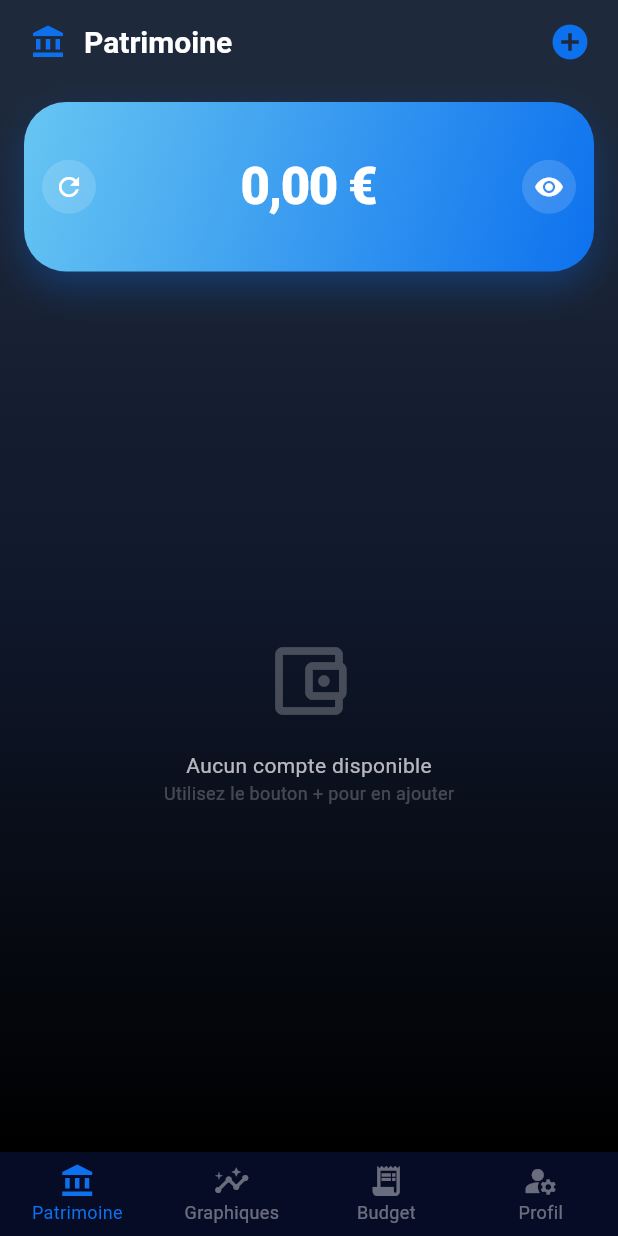
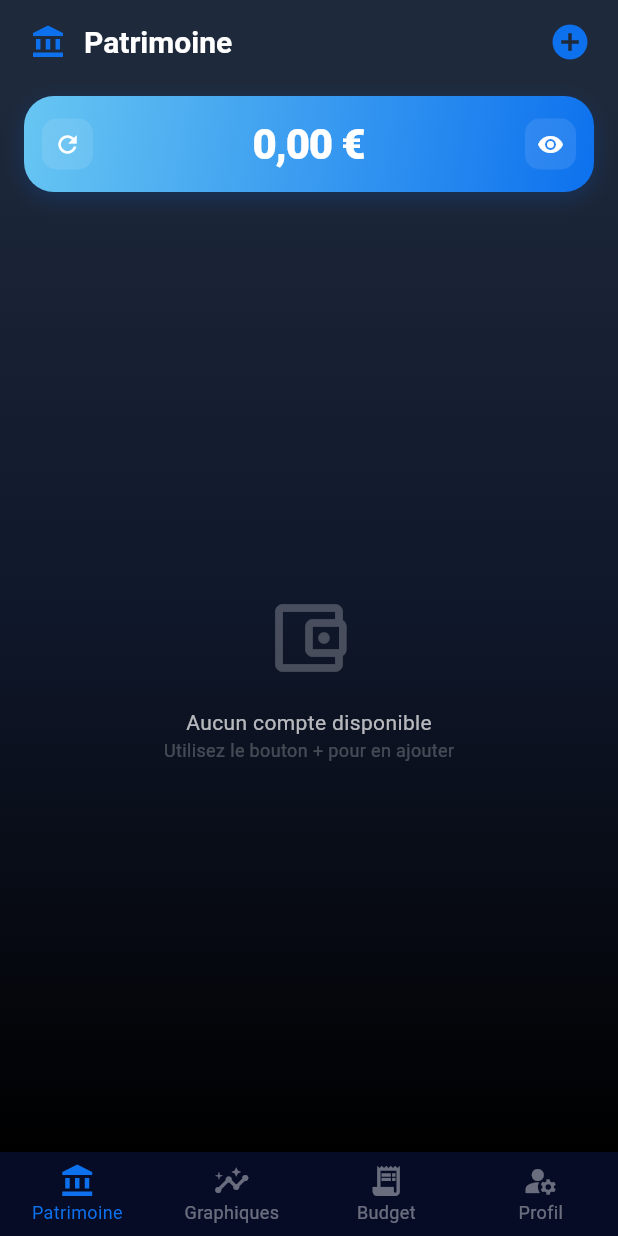
Before and after one commit to Lucasherfort/PatrimoineApp, a Flutter app: the screen it shows once a user with an empty profile is signed in, on a phone screen of 412 x 824 dp. Run offline on Flutter 3.47's test engine with Material 3 defaults, Android fonts, the phone set to English and light mode, and no system bars; our stand-ins replace fl_chart, package_info_plus, supabase_flutter; accounts and stored records are empty.

Commit message:
Génial comme ça

```diff
--- a/lib/widgets/patrimoine/patrimoine_header.dart
+++ b/lib/widgets/patrimoine/patrimoine_header.dart
@@ -6,7 +6,7 @@ class PatrimoineHeader extends StatefulWidget {
   final double totalDepose;
   final double capitalOwned;
   final double patrimoineOwned;
-  final bool hasInvestments; // <--- Nouveau paramètre
+  final bool hasInvestments;
   final VoidCallback? onRefresh;
 
   const PatrimoineHeader({
@@ -15,7 +15,7 @@ class PatrimoineHeader extends StatefulWidget {
     required this.totalDepose,
     required this.capitalOwned,
     required this.patrimoineOwned,
-    this.hasInvestments = true, // Par défaut à true pour ne pas tout casser ailleurs
+    this.hasInvestments = true,
     this.onRefresh,
   });
 
@@ -56,91 +56,78 @@ class _PatrimoineHeaderState extends State<PatrimoineHeader> {
 
     return Container(
       width: double.infinity,
-      margin: const EdgeInsets.symmetric(horizontal: 16, vertical: 12),
+      margin: const EdgeInsets.symmetric(horizontal: 16, vertical: 8),
+      padding: const EdgeInsets.symmetric(vertical: 12, horizontal: 12), // Padding interne très serré
       decoration: BoxDecoration(
         gradient: const LinearGradient(
           colors: [colorBlueSky, colorBlueMain],
           begin: Alignment.topLeft,
           end: Alignment.bottomRight,
         ),
-        // Si on cache les gains, on arrondit les 4 coins, sinon seulement le haut
-        borderRadius: BorderRadius.circular(28),
+        borderRadius: BorderRadius.circular(20),
         boxShadow: [
           BoxShadow(
-            color: colorBlueMain.withValues(alpha: 0.3),
-            blurRadius: 20,
-            offset: const Offset(0, 10),
+            color: colorBlueMain.withValues(alpha: 0.2),
+            blurRadius: 12,
+            offset: const Offset(0, 4),
           ),
         ],
       ),
       child: Column(
+        mainAxisSize: MainAxisSize.min,
         children: [
-          // --- Section Montant ---
-          Padding(
-            padding: EdgeInsets.symmetric(
-              vertical: showGains ? 24 : 32, // Un peu plus d'air si c'est le seul élément
-              horizontal: 12,
-            ),
-            child: Stack(
-              alignment: Alignment.center,
+          // --- Ligne 1 : Actions + Montant ---
+          Row(
             children: [
-                Align(
-                  alignment: Alignment.centerLeft,
-                  child: _buildCircleAction(Icons.refresh, widget.onRefresh),
-                ),
-                AnimatedSwitcher(
+              _buildCircleAction(Icons.refresh, widget.onRefresh),
+              Expanded(
+                child: Center(
+                  child: AnimatedSwitcher(
                     duration: const Duration(milliseconds: 300),
                     child: Text(
                       _isVisible ? "${_formatAmount(widget.patrimoineTotal)} €" : "•••••••• €",
                       key: ValueKey(_isVisible),
                       style: const TextStyle(
-                      fontSize: 34,
+                        fontSize: 28, // Taille optimisée
                         fontWeight: FontWeight.w900,
                         color: Colors.white,
-                      letterSpacing: -1,
+                        letterSpacing: -0.8,
                       ),
                     ),
                   ),
-                Align(
-                  alignment: Alignment.centerRight,
-                  child: _buildCircleAction(
+                ),
+              ),
+              _buildCircleAction(
                 _isVisible ? Icons.visibility : Icons.visibility_off,
                     () => setState(() => _isVisible = !_isVisible),
               ),
-                ),
             ],
           ),
-          ),
 
-          // --- Section Gains conditionnelle ---
-          if (showGains)
+          // --- Ligne 2 : Gains (Capsule minimaliste) ---
+          if (showGains) ...[
+            const SizedBox(height: 8),
             Container(
-              padding: const EdgeInsets.symmetric(horizontal: 20, vertical: 16),
+              padding: const EdgeInsets.symmetric(horizontal: 10, vertical: 4),
               decoration: BoxDecoration(
-                color: colorDarkBlue.withValues(alpha: 0.25),
-                borderRadius: const BorderRadius.vertical(bottom: Radius.circular(28)),
+                color: Colors.black.withValues(alpha: 0.15),
+                borderRadius: BorderRadius.circular(8),
               ),
               child: Row(
-                mainAxisAlignment: MainAxisAlignment.center,
-                children: [
-                  Container(
-                    padding: const EdgeInsets.symmetric(horizontal: 12, vertical: 6),
-                    decoration: BoxDecoration(
-                      color: _gainsColor.withValues(alpha: 0.15),
-                      borderRadius: BorderRadius.circular(12),
-                    ),
-                    child: Row(
+                mainAxisSize: MainAxisSize.min,
                 children: [
                   Icon(
                     _gains >= 0 ? Icons.trending_up : Icons.trending_down,
-                          size: 16,
+                    size: 12,
                     color: _gainsColor,
                   ),
-                        const SizedBox(width: 6),
+                  const SizedBox(width: 4),
                   Text(
-                          _isVisible ? "${_gains >= 0 ? '+' : ''}${_formatAmount(_gains)} €" : "•••• €",
+                    _isVisible
+                        ? "${_gains >= 0 ? '+' : ''}${_formatAmount(_gains)} € (${_gainsPercentage >= 0 ? '+' : ''}${_gainsPercentage.toStringAsFixed(2)}%)"
+                        : "•••",
                     style: TextStyle(
-                            fontSize: 15,
+                      fontSize: 12,
                       fontWeight: FontWeight.bold,
                       color: _gainsColor,
                     ),
@@ -148,34 +135,23 @@ class _PatrimoineHeaderState extends State<PatrimoineHeader> {
                 ],
               ),
             ),
-                  const SizedBox(width: 12),
-                  Text(
-                    _isVisible ? "${_gainsPercentage >= 0 ? '+' : ''}${_gainsPercentage.toStringAsFixed(2)}%" : "••%",
-                    style: TextStyle(
-                      fontSize: 18,
-                      fontWeight: FontWeight.w900,
-                      color: _gainsColor,
-                    ),
-                  ),
           ],
-              ),
-            ),
         ],
       ),
     );
   }
 
   Widget _buildCircleAction(IconData icon, VoidCallback? onTap) {
-    return Material(
-      color: Colors.white.withValues(alpha: 0.15),
-      shape: const CircleBorder(),
-      child: InkWell(
+    return InkWell(
       onTap: onTap,
-        customBorder: const CircleBorder(),
-        child: Padding(
+      borderRadius: BorderRadius.circular(12),
+      child: Container(
         padding: const EdgeInsets.all(8),
-          child: Icon(icon, color: Colors.white, size: 20),
+        decoration: BoxDecoration(
+          color: Colors.white.withValues(alpha: 0.1),
+          borderRadius: BorderRadius.circular(10),
         ),
+        child: Icon(icon, color: Colors.white, size: 18),
       ),
     );
   }
```
Lines whose indentation alone changed are shown as unchanged.
